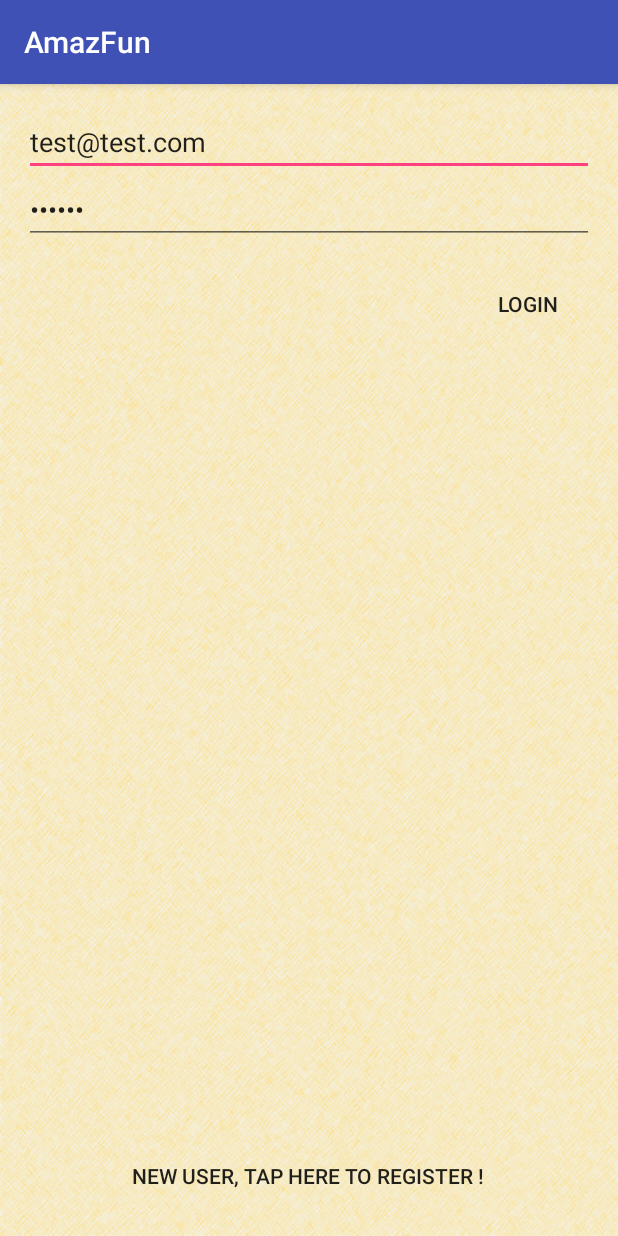
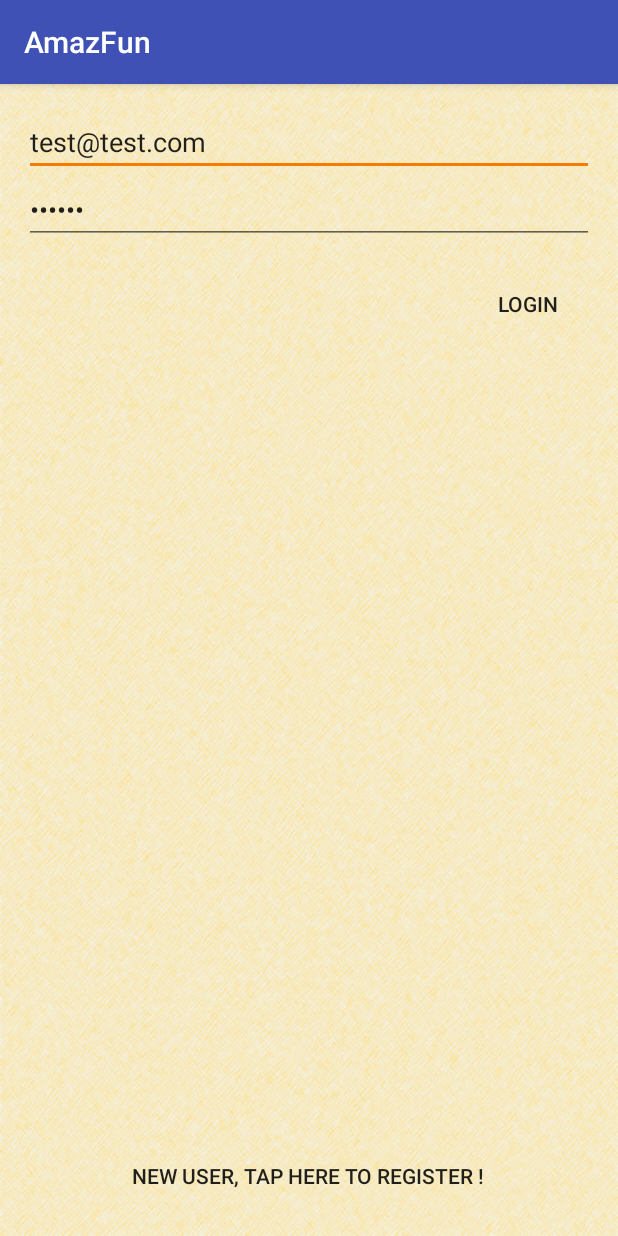
Before and after one commit to Sugooi/AmazFun, an Android app: the screen it shows after launch (LoginActivity), on a phone screen of 412 x 824 dp. Run offline under Robolectric (Android 15) with nearby library versions, the light colour scheme and no system bars; our stand-ins replace Firebase (no records; nobody signed in at launch, a user with empty details on screens opened directly).

Commit message:
UI changes

```diff
--- a/app/src/main/java/sugoi/android/amazfun/ui/activities/UserListingActivity.java
+++ b/app/src/main/java/sugoi/android/amazfun/ui/activities/UserListingActivity.java
@@ -88,8 +88,11 @@ public class UserListingActivity extends AppCompatActivity implements LogoutCont
                 .setPositiveButton(R.string.logout, new DialogInterface.OnClickListener() {
                     @Override
                     public void onClick(DialogInterface dialog, int which) {
+                        try {
+
+
                         dialog.dismiss();
-                        mLogoutPresenter.logout();
+                        mLogoutPresenter.logout();}catch (Exception e){}
                     }
                 })
                 .setNegativeButton(R.string.cancel, new DialogInterface.OnClickListener() {
--- a/app/src/main/res/values/styles.xml
+++ b/app/src/main/res/values/styles.xml
@@ -5,7 +5,7 @@
         <!-- Customize your theme here. -->
         <item name="colorPrimary">@color/colorPrimary</item>
         <item name="colorPrimaryDark">@color/colorPrimaryDark</item>
-        <item name="colorAccent">@color/colorAccent</item>
+        <item name="colorAccent">@color/orange_700</item>
         <item name="android:windowBackground">@color/green_100</item>
     </style>
 
```
Also changed, not shown: app/src/main/res/mipmap-hdpi/ic_launcher.png, app/src/main/res/mipmap-mdpi/ic_launcher.png, app/src/main/res/mipmap-xhdpi/ic_launcher.png, app/src/main/res/mipmap-xxhdpi/ic_launcher.png, app/src/main/res/mipmap-xxxhdpi/ic_launcher.png, app/src/main/res/web_hi_res_512.png (added), 1 other file.
